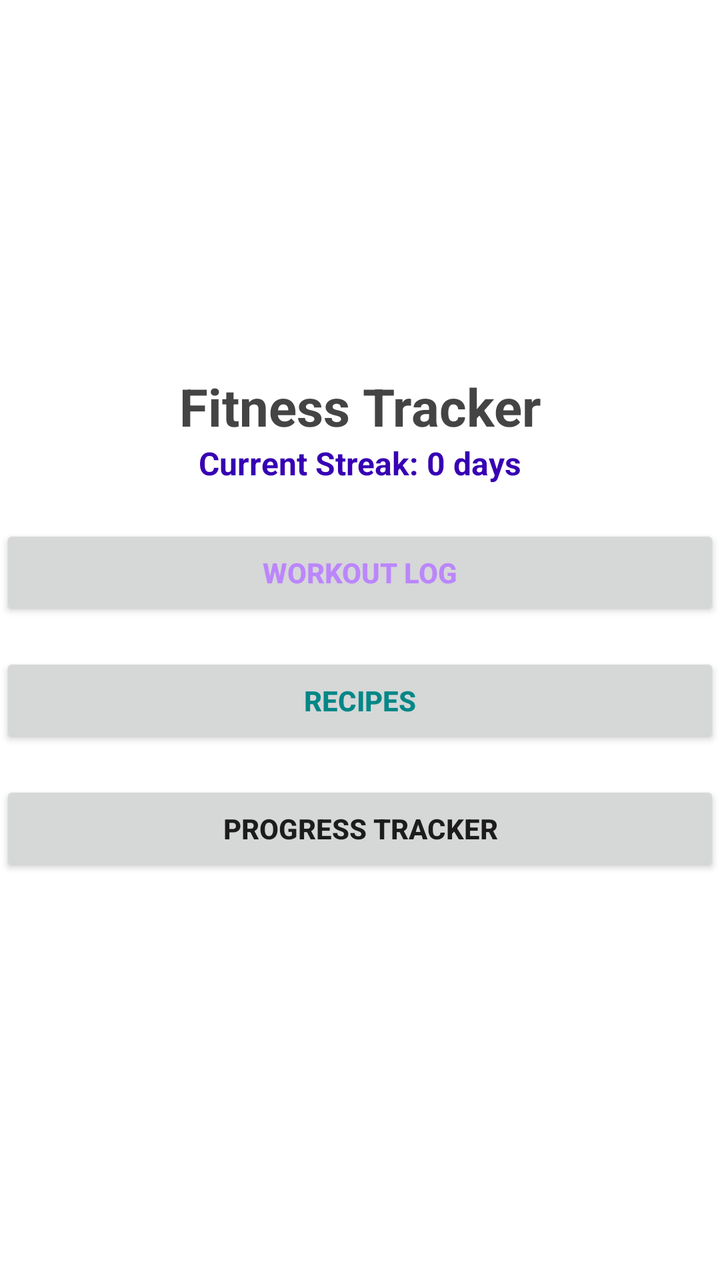
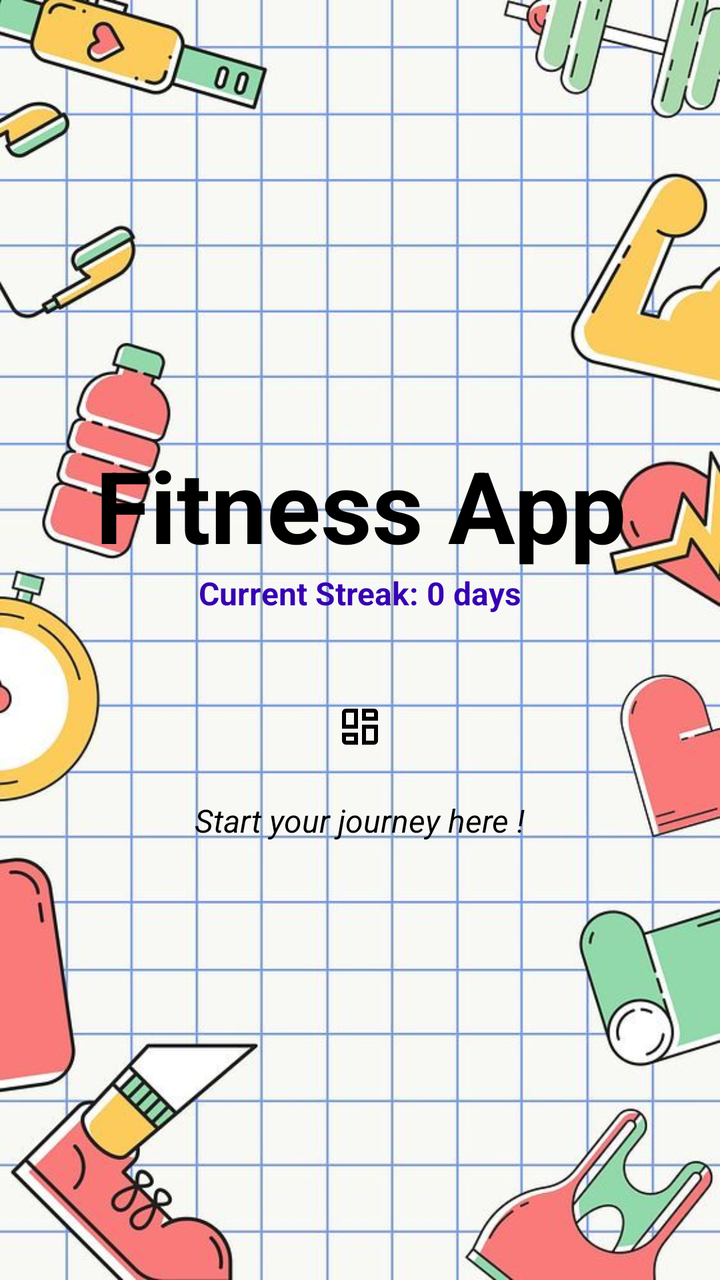

Two renders of the same Android screen: before a commit and after it. Below are the layout's source before the change and the commit's diff.
<!-- AndroidManifest.xml: activity theme Theme.FitnessApp -->
<!-- res/layout/activity_main.xml -->
<?xml version="1.0" encoding="utf-8"?>
<LinearLayout xmlns:android="http://schemas.android.com/apk/res/android"
    android:orientation="vertical"
    android:layout_width="match_parent"
    android:layout_height="match_parent"
    android:gravity="center"
    android:textStyle="bold"
    android:background="#FFFFFF">

    
    <TextView
        android:id="@+id/titleText"
        android:layout_width="wrap_content"
        android:layout_height="wrap_content"
        android:text="Fitness Tracker"
        android:textSize="26sp"
        android:textStyle="bold"
        android:gravity="center"
        android:textColor="#444444" />

    
    <TextView
        android:id="@+id/streakText"
        android:layout_width="wrap_content"
        android:layout_height="wrap_content"
        android:text="Current Streak: 0 days"
        android:textSize="16sp"
        android:textStyle="bold"
        android:textColor="#FF3700B3"
        android:layout_marginBottom="20dp"/>

    
    <Button
        android:id="@+id/workoutBtn"
        android:layout_width="match_parent"
        android:layout_height="wrap_content"
        android:text="WORKOUT LOG"
        android:textAllCaps="true"
        android:layout_marginBottom="16dp"
        android:textColor="#FFBB86FC"
        android:textStyle="bold" />

    
    <Button
        android:id="@+id/recipesBtn"
        android:layout_width="match_parent"
        android:layout_height="wrap_content"
        android:text="RECIPES"
        android:textAllCaps="true"
        android:layout_marginBottom="16dp"
        android:textColor="#FF018786"
        android:textStyle="bold" />

    
    <Button
        android:id="@+id/progressBtn"
        android:layout_width="match_parent"
        android:layout_height="wrap_content"
        android:text="PROGRESS TRACKER"
        android:textAllCaps="true"
        android:layout_marginBottom="16dp"
        android:textStyle="bold" />

</LinearLayout>
<!-- resources referenced by this layout -->
<resources>
  <style name="Theme.FitnessApp" parent="Theme.AppCompat.Light.NoActionBar">
  
          <item name="colorPrimary">@color/purple_500</item>
          <item name="colorPrimaryDark">@color/purple_700</item>
          <item name="colorAccent">@color/teal_700</item>
      </style>
  <color name="purple_500">#FF6200EE</color>
  <color name="purple_700">#FF3700B3</color>
  <color name="teal_700">#FF018786</color>
</resources>

<!-- the commit's change to res/layout/activity_main.xml (unified diff, before → after) -->
@@ -5,18 +5,18 @@
     android:layout_height="match_parent"
     android:gravity="center"
     android:textStyle="bold"
-    android:background="#FFFFFF">
+    android:background="@drawable/background">
 
     
     <TextView
         android:id="@+id/titleText"
         android:layout_width="wrap_content"
         android:layout_height="wrap_content"
-        android:text="Fitness Tracker"
-        android:textSize="26sp"
+        android:text="Fitness App"
+        android:textSize="50sp"
         android:textStyle="bold"
         android:gravity="center"
-        android:textColor="#444444" />
+        android:textColor="#FF000000" />
 
     
     <TextView
@@ -29,36 +29,25 @@
         android:textColor="#FF3700B3"
         android:layout_marginBottom="20dp"/>
 
-    
-    <Button
-        android:id="@+id/workoutBtn"
-        android:layout_width="match_parent"
+    <ImageButton
+        android:id="@+id/menuButton"
+        android:layout_width="40dp"
+        android:layout_height="40dp"
+        android:layout_alignParentTop="true"
+        android:layout_alignParentEnd="true"
+        android:layout_margin="16dp"
+        android:layout_gravity="center_horizontal"
+        android:background="@android:color/transparent"
+        android:src="@drawable/ic_menu"
+        android:contentDescription="Menu" />
+
+    <TextView
+        android:layout_width="wrap_content"
         android:layout_height="wrap_content"
-        android:text="WORKOUT LOG"
-        android:textAllCaps="true"
-        android:layout_marginBottom="16dp"
-        android:textColor="#FFBB86FC"
-        android:textStyle="bold" />
-
-    
-    <Button
-        android:id="@+id/recipesBtn"
-        android:layout_width="match_parent"
-        android:layout_height="wrap_content"
-        android:text="RECIPES"
-        android:textAllCaps="true"
-        android:layout_marginBottom="16dp"
-        android:textColor="#FF018786"
-        android:textStyle="bold" />
-
-    
-    <Button
-        android:id="@+id/progressBtn"
-        android:layout_width="match_parent"
-        android:layout_height="wrap_content"
-        android:text="PROGRESS TRACKER"
-        android:textAllCaps="true"
-        android:layout_marginBottom="16dp"
-        android:textStyle="bold" />
+        android:text="Start your journey here !"
+        android:textStyle="italic"
+        android:layout_gravity="center_horizontal"
+        android:textColor="#FF000000"
+        android:textSize="16sp" />
 
 </LinearLayout>
<!-- resource entries referenced after the edit -->
@@ -1,5 +1,12 @@
 <!-- resources referenced by this layout -->
 <resources>
+  <!-- drawable background: png bitmap (drawable, 89380 bytes) -->
+  <!-- drawable ic_menu (drawable) -->
+  <vector xmlns:android="http://schemas.android.com/apk/res/android" android:height="24dp" android:tint="#000000" android:viewportHeight="960" android:viewportWidth="960" android:width="24dp">
+        
+      <path android:fillColor="@android:color/white" android:pathData="M120,520L120,200Q120,167 143.5,143.5Q167,120 200,120L440,120L440,520L120,520ZM360,440L360,440L360,440L360,440L360,440Q360,440 360,440Q360,440 360,440ZM520,120L760,120Q793,120 816.5,143.5Q840,167 840,200L840,360L520,360L520,120ZM520,840L520,440L840,440L840,760Q840,793 816.5,816.5Q793,840 760,840L520,840ZM120,600L440,600L440,840L200,840Q167,840 143.5,816.5Q120,793 120,760L120,600ZM360,680L360,680L360,680L360,680L360,680Q360,680 360,680Q360,680 360,680ZM600,280L600,280L600,280L600,280L600,280Q600,280 600,280Q600,280 600,280ZM600,520Q600,520 600,520Q600,520 600,520L600,520L600,520L600,520ZM200,440L360,440L360,200L200,200Q200,200 200,200Q200,200 200,200L200,440ZM600,280L760,280L760,200Q760,200 760,200Q760,200 760,200L600,200L600,280ZM600,520L600,760L760,760Q760,760 760,760Q760,760 760,760L760,520L600,520ZM200,680L200,760Q200,760 200,760Q200,760 200,760L360,760L360,680L200,680Z"/>
+      
+  </vector>
   <style name="Theme.FitnessApp" parent="Theme.AppCompat.Light.NoActionBar">
   
           <item name="colorPrimary">@color/purple_500</item>
